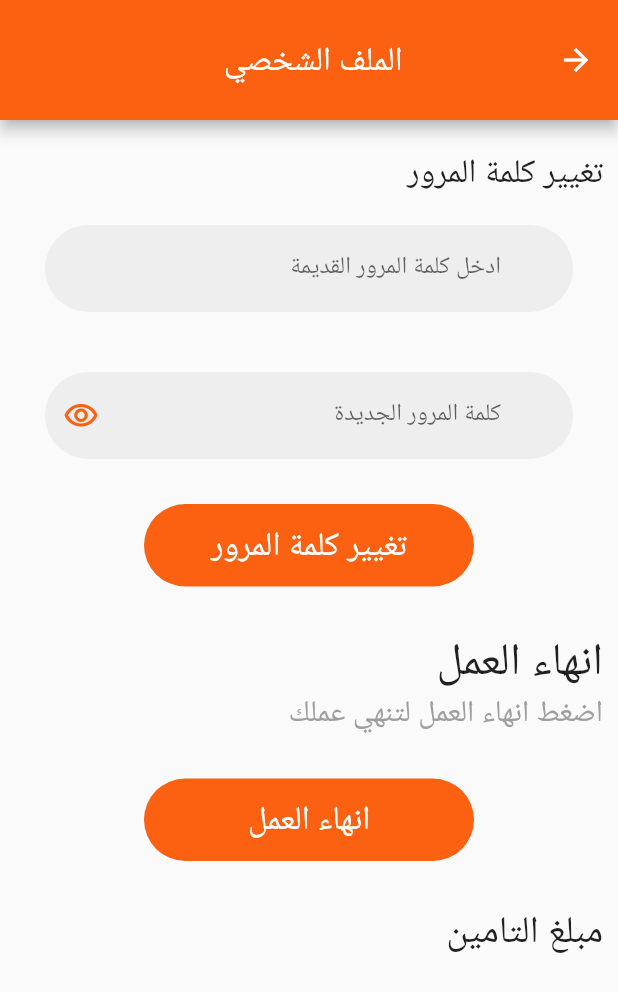
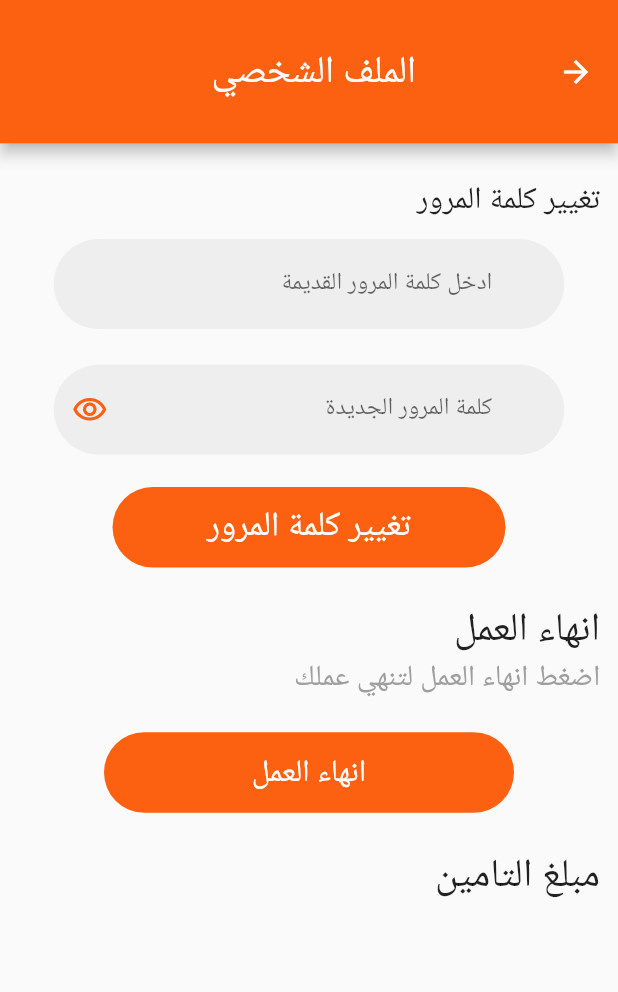
Before and after one commit to Hassank455/tasawq_app_full_app, a Flutter app: the ProfileScrren screen opened directly, on a phone screen of 412 x 824 dp. Shown: the top 992 px of the screen. Run offline on Flutter 3.47's test engine with Material 2 defaults, Android fonts, the phone set to English and light mode, and no system bars; our stand-ins replace assets_audio_player, bloc, cloud_firestore, convex_bottom_bar, dio, firebase_core and 10 more; missing offline and left inert: flutter_polyline_points; accounts and stored records are empty; network calls fail.

Commit message:
ScreenUtilInit

```diff
--- a/lib/modules/billing/maps_billing.dart
+++ b/lib/modules/billing/maps_billing.dart
@@ -1,6 +1,7 @@
 import 'dart:collection';
 
 import 'package:flutter/material.dart';
+import 'package:flutter_screenutil/flutter_screenutil.dart';
 import 'package:google_maps_flutter/google_maps_flutter.dart';
 import 'package:tik_laen_taswaq2/shared/styles/color.dart';
 
@@ -38,7 +39,7 @@ class _MapsBillingState extends State<MapsBilling> {
       appBar: AppBar(
         title: Text(
           'اظهار الموقع',
-          style: TextStyle(fontSize: 22),
+          style: TextStyle(fontSize: 20.sp),
         ),
         centerTitle: true,
         backgroundColor: defaultColor,
--- a/lib/modules/login/login_screen.dart
+++ b/lib/modules/login/login_screen.dart
@@ -2,6 +2,7 @@ import 'package:firebase_messaging/firebase_messaging.dart';
 import 'package:flutter/cupertino.dart';
 import 'package:flutter/material.dart';
 import 'package:flutter_bloc/flutter_bloc.dart';
+import 'package:flutter_screenutil/flutter_screenutil.dart';
 import 'package:tik_laen_taswaq2/models/login_model.dart';
 import 'package:tik_laen_taswaq2/modules/login/cubit/cubit.dart';
 import 'package:tik_laen_taswaq2/modules/login/cubit/states.dart';
@@ -41,7 +42,7 @@ class _LoginScreenState extends State<LoginScreen> {
 
   @override
   Widget build(BuildContext context) {
-    const double kDefaultPadding = 20.0;
+     double kDefaultPadding = 20.0.h;
     Size size = MediaQuery.of(context).size;
 
     return BlocProvider(
--- a/lib/modules/profile_screen.dart
+++ b/lib/modules/profile_screen.dart
@@ -2,6 +2,7 @@ import 'dart:async';
 
 import 'package:flutter/material.dart';
 import 'package:flutter_bloc/flutter_bloc.dart';
+import 'package:flutter_screenutil/flutter_screenutil.dart';
 import 'package:tik_laen_taswaq2/layout/cubit/cubit.dart';
 import 'package:tik_laen_taswaq2/shared/components/components.dart';
 import 'package:tik_laen_taswaq2/shared/components/constants.dart';
@@ -58,21 +59,21 @@ class _ProfileScrrenState extends State<ProfileScrren> {
               appBar: AppBar(
                 title: Text(
                   'الملف الشخصي ',
-                  style: TextStyle(fontSize: 22),
+                  style: TextStyle(fontSize: 22.sp),
                 ),
                 centerTitle: true,
                 backgroundColor: defaultColor,
-                toolbarHeight: 80,
+                toolbarHeight: 80.h,
               ),
               body: SingleChildScrollView(
                 child: Padding(
-                  padding: const EdgeInsets.only(right: 10, left: 10, top: 20),
+                  padding:  EdgeInsets.only(right: 10.h, left: 10.h, top: 20.h),
                   child: Column(
                     crossAxisAlignment: CrossAxisAlignment.start,
                     children: [
                       Text(
                         'تغيير كلمة المرور',
-                        style: TextStyle(fontSize: 22),
+                        style: TextStyle(fontSize: 18.sp),
                       ),
                       Form(
                         key: formKey,
@@ -115,9 +116,9 @@ class _ProfileScrrenState extends State<ProfileScrren> {
                                 }
                               },
                             ),
-                            SizedBox(height: 10),
+                            SizedBox(height: 8.h),
                             defaultButton(
-                              width: 220,
+                              width: 200.w,
                               decoration: BoxDecoration(
                                   color: defaultColor,
                                   borderRadius: BorderRadius.circular(30)),
@@ -125,25 +126,25 @@ class _ProfileScrrenState extends State<ProfileScrren> {
                               text: 'تغيير كلمة المرور',
                               style: TextStyle(
                                 color: Colors.white,
-                                fontSize: 22,
+                                fontSize: 20.sp,
                               ),
                             ),
                           ],
                         ),
                       ),
-                      SizedBox(height: 30),
+                      SizedBox(height: 20.h),
                       Text(
                         'انهاء العمل  ',
-                        style: TextStyle(fontSize: 30),
+                        style: TextStyle(fontSize: 23.sp),
                       ),
                       Text(
                         'اضغط انهاء العمل لتنهي عملك',
-                        style: TextStyle(fontSize: 20, color: Colors.grey),
+                        style: TextStyle(fontSize: 17.sp, color: Colors.grey),
                       ),
-                      SizedBox(height: 30),
+                      SizedBox(height: 20.h),
                       Center(
                         child: defaultButton(
-                          width: 220,
+                          width: 200.h,
                           decoration: BoxDecoration(
                               color: defaultColor,
                               borderRadius: BorderRadius.circular(30)),
@@ -162,22 +163,22 @@ class _ProfileScrrenState extends State<ProfileScrren> {
                           text: 'انهاء العمل',
                           style: TextStyle(
                             color: Colors.white,
-                            fontSize: 22,
+                            fontSize: 18.sp,
                           ),
                         ),
                       ),
-                      SizedBox(height: 30),
+                      SizedBox(height: 20.h),
                       Container(
                         child: Row(
                           children: [
                             Text(
                               'مبلغ التامين',
-                              style: TextStyle(fontSize: 25),
+                              style: TextStyle(fontSize: 23.sp),
                             ),
-                            SizedBox(width: 50),
+                            SizedBox(width: 50.w),
                             Text(
                               ShopCubit.get(context).profile?.user?.insurance ?? '',
-                              style: TextStyle(fontSize: 20,color: defaultColor),
+                              style: TextStyle(fontSize: 20.sp,color: defaultColor),
                             ),
                           ],
                         ),
--- a/pubspec.yaml
+++ b/pubspec.yaml
@@ -42,6 +42,8 @@ dependencies:
   firebase_auth: ^3.3.5
   cloud_firestore: ^3.1.6
   flutter_local_notifications: ^9.2.0
+  flutter_screenutil: any
+
 
 dev_dependencies:
   flutter_test:
```
Also changed, not shown: lib/main.dart (+14 -18 lines), lib/modules/billing/bill_screen.dart (+33 -32 lines), lib/modules/billing/dialog_for_add_information.dart (+8 -7 lines), lib/modules/checkout.dart/checkbox2_screen.dart (+25 -24 lines), lib/modules/home_screen/home_screen.dart (+8 -5 lines), lib/modules/welcome/welcome_screen.dart (+11 -10 lines), lib/shared/components/components.dart (+27 -26 lines), pubspec.lock.
